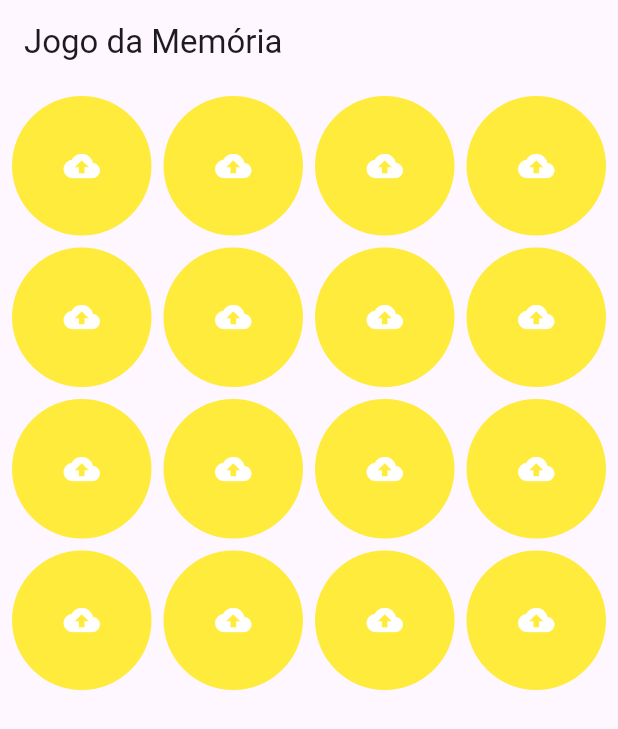
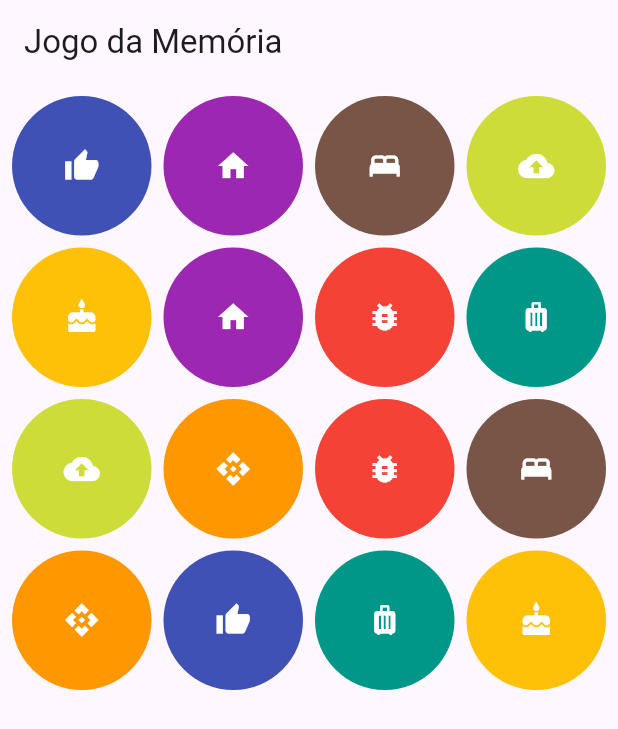
Before and after one commit to oJaciel/Memory-Game, a Flutter app: the screen it shows after launch, on a phone screen of 412 x 824 dp. Shown: the top 729 px of the screen. Run offline on Flutter 3.47's test engine with Material 3 defaults, Android fonts, the phone set to English and light mode, and no system bars.

Commit message:
Cores e ícons Sem Repetição
Modificado método de criar cards para não repetir mais as cores e ícones.

Modificada a lista de cores, para cores mais diferentes.

```diff
--- a/lib/models/game_provider.dart
+++ b/lib/models/game_provider.dart
@@ -28,9 +28,27 @@ class GameProvider {
 
   List<MemoryCard> createGameCards() {
     List<MemoryCard> list = [];
+
     for (var i = 0; i < 8; i++) {
-      list.add(createCard());
+      // Escolhe ícone e cor
+      IconData icon = getRandomIcon();
+      Color color = getRandomColor();
+
+      // Cria carta com o ícone e cor escolhidos
+      MemoryCard card = MemoryCard(
+        id: Random().nextDouble().toString(),
+        icon: Icon(icon),
+        color: color,
+      );
+
+      // Adiciona na lista
+      list.add(card);
+
+      // Remove o ícone e a cor para não repetir
+      iconsList.remove(icon);
+      colorsList.remove(color);
     }
+
     return list;
   }
 
--- a/lib/utils/game_utils.dart
+++ b/lib/utils/game_utils.dart
@@ -94,28 +94,11 @@ final List<Color> colorsList = [
     Colors.purple,
     Colors.pink,
     Colors.teal,
-  Colors.amber,
-  Colors.indigo,
     Colors.brown,
     Colors.cyan,
-  Colors.deepOrange,
-  Colors.deepPurple,
-  Colors.lightBlue,
-  Colors.lightGreen,
     Colors.lime,
-  Colors.yellow,
+    Colors.indigo,
+    Colors.amber,
     Colors.grey,
-  Colors.blueGrey,
-  Colors.black,
-  Color(0xFF6A1B9A), // custom roxo escuro
-  Color(0xFF00897B), // custom verde água
-  Color(0xFF546E7A), // custom cinza azulado
-  Color(0xFFEF5350), // custom vermelho suave
-  Color(0xFF26C6DA), // custom azul claro
-  Color(0xFFFFA726), // custom laranja claro
-  Color(0xFF66BB6A), // custom verde médio
-  Color(0xFF42A5F5), // custom azul médio
   ];
-
-
 }
```
Lines whose indentation alone changed are shown as unchanged.
